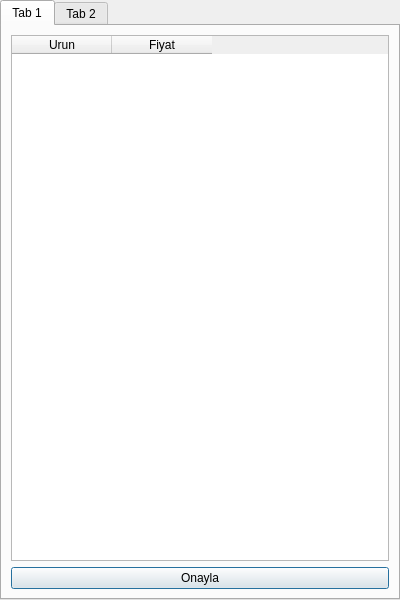
Old version of the form order_enter.ui in the repository mustafagumustas/StockManager.
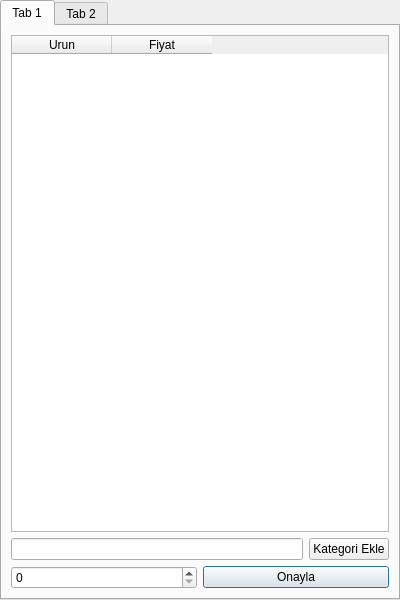
New version of the form.

```diff
--- a/order_enter.ui
+++ b/order_enter.ui
@@ -45,6 +45,20 @@
       <string>Tab 1</string>
      </attribute>
      <layout class="QGridLayout" name="gridLayout">
+      <item row="2" column="0">
+       <layout class="QHBoxLayout" name="horizontalLayout">
+        <item>
+         <widget class="QSpinBox" name="urun_sayisi"/>
+        </item>
+        <item>
+         <widget class="QPushButton" name="onay_button">
+          <property name="text">
+           <string>Onayla</string>
+          </property>
+         </widget>
+        </item>
+       </layout>
+      </item>
       <item row="0" column="0">
        <widget class="QTableWidget" name="tableWidget">
         <column>
@@ -60,11 +74,18 @@
        </widget>
       </item>
       <item row="1" column="0">
-       <widget class="QPushButton" name="onay_button">
-        <property name="text">
-         <string>Onayla</string>
-        </property>
-       </widget>
+       <layout class="QHBoxLayout" name="kategori_ekle_layout">
+        <item>
+         <widget class="QLineEdit" name="kategori_ekle_edit"/>
+        </item>
+        <item>
+         <widget class="QPushButton" name="new_tab_button">
+          <property name="text">
+           <string>Kategori Ekle</string>
+          </property>
+         </widget>
+        </item>
+       </layout>
       </item>
      </layout>
     </widget>
```
Left out of the diff: 2 changed lines with no effect on the pictures.
